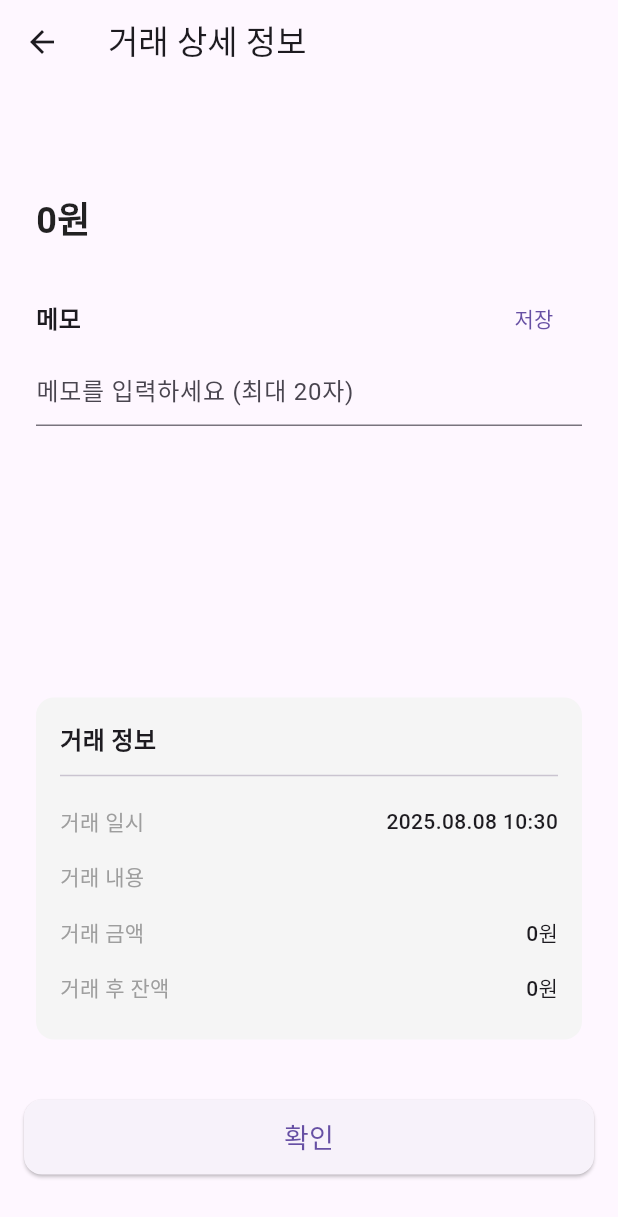
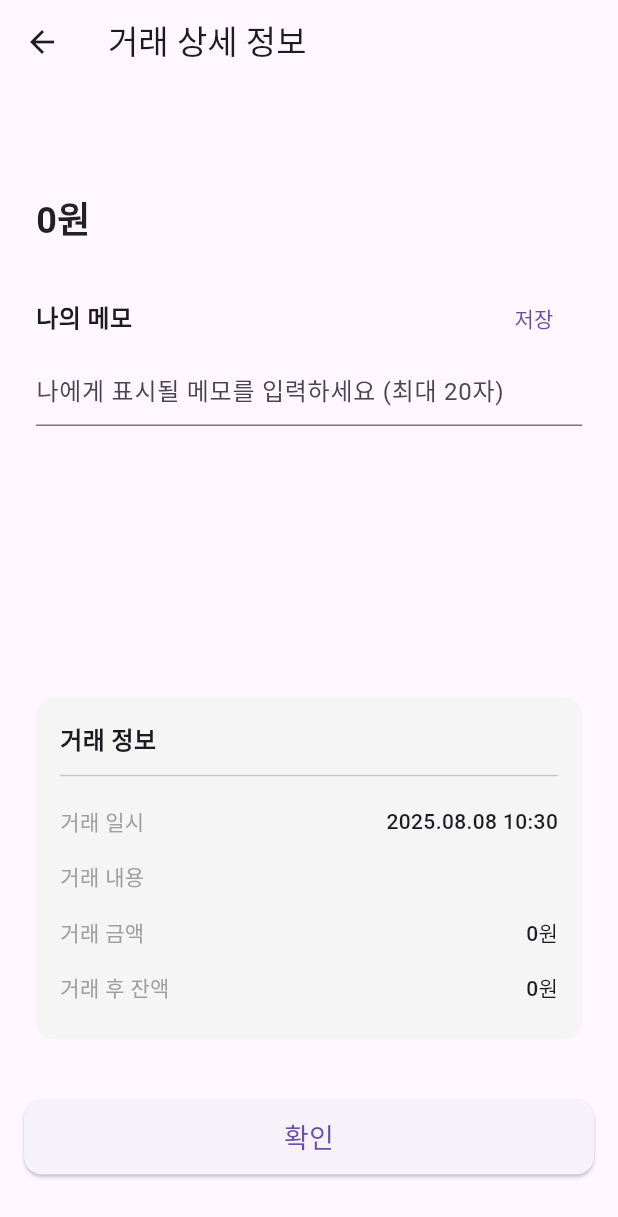
Before and after one commit to joeyKor/joybank, a Flutter app: the TransactionDetailScreen screen opened directly with empty values, after a tap on "수정", on a phone screen of 412 x 824 dp. Shown: the top 1217 px of the screen. Run offline on Flutter 3.47's test engine with Material 3 defaults, Android fonts, the phone set to English and light mode, and no system bars; our stand-ins replace cloud_firestore, firebase_auth, firebase_core, image_picker, shared_preferences; accounts and stored records are empty; Roboto replaces fonts that are missing (Pretendard).

Commit message:
feat: PIN 오류 횟수 화면 표시 및 거래 상세 정보 수정

```diff
--- a/lib/transaction_detail_screen.dart
+++ b/lib/transaction_detail_screen.dart
@@ -37,19 +37,21 @@ class _TransactionDetailScreenState extends State<TransactionDetailScreen> {
     super.dispose();
   }
 
-  void _toggleMemoEdit() async {
+    void _toggleMemoEdit() async {
     if (_isEditingMemo) {
       // Save the memo to Firebase
       final prefs = await SharedPreferences.getInstance();
       final userId = prefs.getString('userId');
       if (userId != null) {
-        await FirebaseService.updateTransactionMemo(
-          userId,
-          widget.transactionId,
-          _memoController.text,
-        );
+        // 'memo_to_me' 필드 업데이트
+        await FirebaseFirestore.instance
+            .collection('users')
+            .doc(userId)
+            .collection('transactions')
+            .doc(widget.transactionId)
+            .update({'memo_to_me': _memoController.text});
       }
-      _transactionData['memo'] = _memoController.text;
+      _transactionData['memo_to_me'] = _memoController.text;
     }
     setState(() {
       _isEditingMemo = !_isEditingMemo;
@@ -58,8 +60,8 @@ class _TransactionDetailScreenState extends State<TransactionDetailScreen> {
 
   @override
   Widget build(BuildContext context) {
-    final amount = _transactionData['amount'] as int;
-    final isDeposit = amount > 0;
+    final isDeposit = _transactionData['type'] == '입금'; // type 필드로 입금/송금 구분
+    final displayAmount = (_transactionData['amount'] as num).abs(); // 금액은 항상 양수로 표시
 
     return Scaffold(
       appBar: AppBar(title: const Text('거래 상세 정보')),
@@ -82,7 +84,7 @@ class _TransactionDetailScreenState extends State<TransactionDetailScreen> {
                   ),
                   const SizedBox(height: 8),
                   Text(
-                    '${NumberFormat('#,###').format(amount)}원',
+                    '${NumberFormat('#,###').format(displayAmount)}원',
                     style: TextStyle(
                       fontSize: 24,
                       fontWeight: FontWeight.bold,
@@ -124,7 +126,7 @@ class _TransactionDetailScreenState extends State<TransactionDetailScreen> {
           mainAxisAlignment: MainAxisAlignment.spaceBetween,
           children: [
             const Text(
-              '메모',
+              '나의 메모',
               style: TextStyle(fontSize: 16, fontWeight: FontWeight.bold),
             ),
             TextButton(
@@ -139,14 +141,14 @@ class _TransactionDetailScreenState extends State<TransactionDetailScreen> {
               maxLength: 20,
               style: const TextStyle(color: Colors.grey), // Gray while editing
               decoration: const InputDecoration(
-                hintText: '메모를 입력하세요 (최대 20자)',
+                hintText: '나에게 표시될 메모를 입력하세요 (최대 20자)',
                 counterText: '', // Hide the counter
               ),
             )
             : Text(
-              _transactionData['memo'] != null &&
-                      _transactionData['memo'].isNotEmpty
-                  ? _transactionData['memo']
+              _transactionData['memo_to_me'] != null &&
+                      _transactionData['memo_to_me'].isNotEmpty
+                  ? _transactionData['memo_to_me']
                   : '메모 없음',
               style: const TextStyle(
                 fontSize: 16,
@@ -158,6 +160,22 @@ class _TransactionDetailScreenState extends State<TransactionDetailScreen> {
   }
 
   Widget _buildDetailInfoSection() {
+    final isDeposit = _transactionData['type'] == '입금';
+    String descriptionText = _transactionData['description'] ?? '내용 없음';
+
+    // 송금/입금 유형에 따라 메모 표시
+    if (isDeposit) {
+      if (_transactionData['memo_from_sender'] != null &&
+          _transactionData['memo_from_sender'].isNotEmpty) {
+        descriptionText = '${descriptionText} (보낸이 메모: ${_transactionData['memo_from_sender']})';
+      }
+    } else { // 송금
+      if (_transactionData['memo_to_recipient'] != null &&
+          _transactionData['memo_to_recipient'].isNotEmpty) {
+        descriptionText = '${descriptionText} (받는이 메모: ${_transactionData['memo_to_recipient']})';
+      }
+    }
+
     return Container(
       padding: const EdgeInsets.all(16),
       decoration: BoxDecoration(
@@ -179,10 +197,10 @@ class _TransactionDetailScreenState extends State<TransactionDetailScreen> {
                   DateTime.now(),
             ),
           ),
-          _buildInfoRow('거래 내용', _transactionData['description'] ?? '내용 없음'),
+          _buildInfoRow('거래 내용', descriptionText),
           _buildInfoRow(
             '거래 금액',
-            '${NumberFormat('#,###').format(_transactionData['amount'] ?? 0)}원',
+            '${NumberFormat('#,###').format((_transactionData['amount'] as num).abs())}원',
           ),
           _buildInfoRow(
             '거래 후 잔액',
```
Also changed, not shown: lib/pin_screen.dart (+27 -10 lines).
